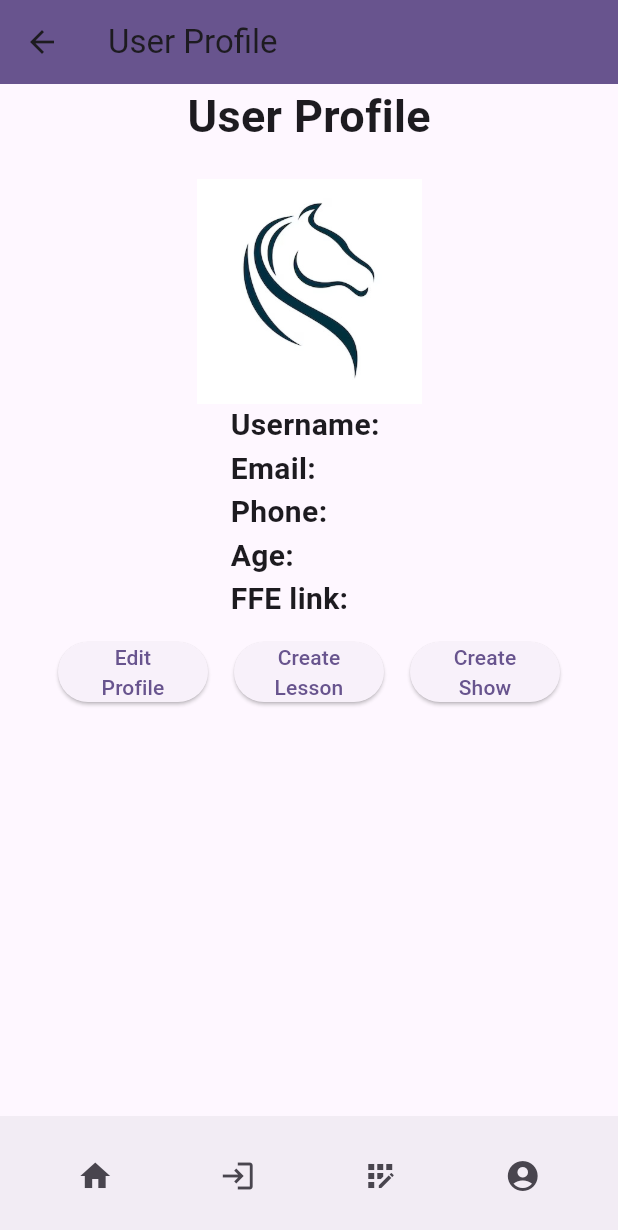
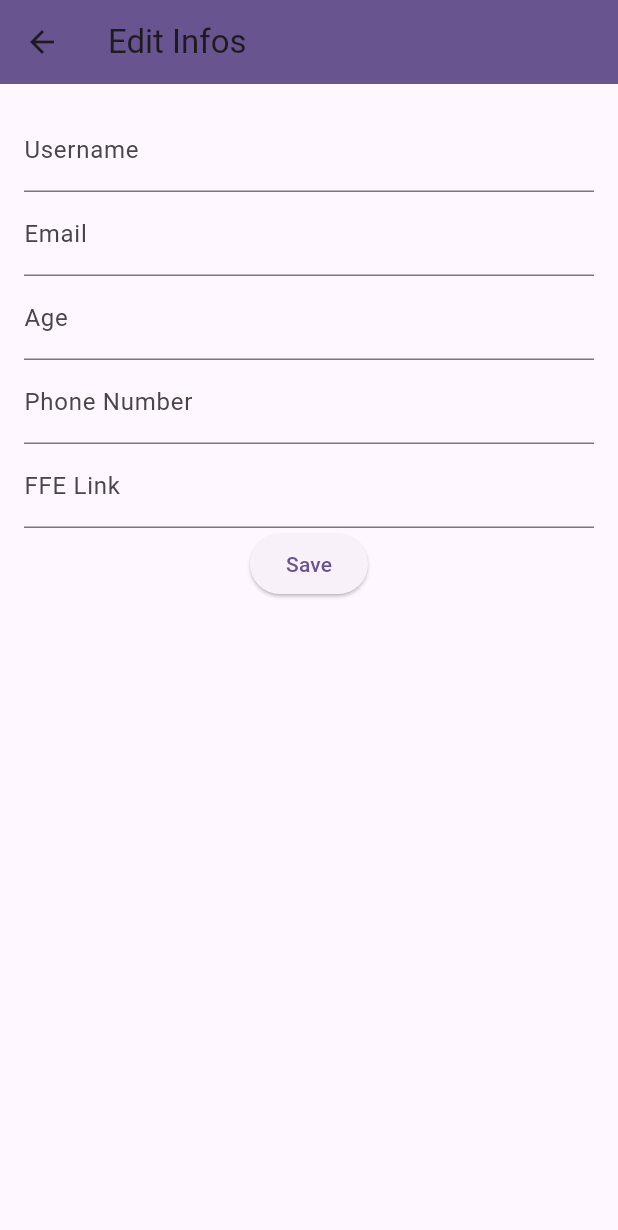
Before and after one commit to Sambachpx/ecurie_app, a Flutter app: the screen it shows after launch, item 2 of the bottom bar chosen, after a tap on the "account circle" icon, after a tap on "Edit Profile", on a phone screen of 412 x 824 dp. Shown: the top 1230 px of the screen. Run offline on Flutter 3.47's test engine with Material 2 defaults, Android fonts, the phone set to English and light mode, and no system bars; our stand-ins replace image_picker; missing offline and left inert: dart:ffi, mongo_dart.

Commit message:
feature - front for the "edit infos" page

```diff
--- /dev/null
+++ b/lib/edit_infos.dart
@@ -0,0 +1,97 @@
+import 'package:flutter/material.dart';
+import 'package:flutter/services.dart';
+
+class EditInfosPage extends StatefulWidget {
+  const EditInfosPage({Key? key}) : super(key: key);
+
+  @override
+  _EditInfosPageState createState() => _EditInfosPageState();
+}
+
+class _EditInfosPageState extends State<EditInfosPage> {
+  final _formKey = GlobalKey<FormState>();
+  final TextEditingController _usernameController = TextEditingController();
+  final TextEditingController _emailController = TextEditingController();
+  final TextEditingController _ageController = TextEditingController();
+  final TextEditingController _phoneNumberController = TextEditingController();
+  final TextEditingController _ffeLinkController = TextEditingController();
+
+  String? _username;
+  String? _email;
+  String? _age;
+  String? _phoneNumber;
+  String? _ffeLink;
+
+  @override
+  Widget build(BuildContext context) {
+    return Scaffold(
+      appBar: AppBar(
+        backgroundColor: Theme.of(context).colorScheme.primary,
+        title: const Text('Edit Infos'),
+      ),
+      body: SingleChildScrollView(
+        child: Padding(
+          padding: const EdgeInsets.all(16.0),
+          child: Form(
+            key: _formKey,
+            child: Column(
+              children: [
+                TextFormField(
+                  controller: _usernameController,
+                  decoration: const InputDecoration(labelText: 'Username'),
+                ),
+                TextFormField(
+                  controller: _emailController,
+                  decoration: const InputDecoration(labelText: 'Email'),
+                ),
+                TextFormField(
+                  controller: _ageController,
+                  decoration: const InputDecoration(labelText: 'Age'),
+                ),
+                TextFormField(
+                  controller: _phoneNumberController,
+                  decoration: const InputDecoration(labelText: 'Phone Number'),
+                  keyboardType: TextInputType.phone,
+                  inputFormatters: <TextInputFormatter>[
+                    FilteringTextInputFormatter.digitsOnly,
+                    LengthLimitingTextInputFormatter(10),
+                  ],
+                ),
+                TextFormField(
+                  controller: _ffeLinkController,
+                  decoration: const InputDecoration(labelText: 'FFE Link'),
+                ),
+                ElevatedButton(
+                  onPressed: () {
+                    if (_formKey.currentState!.validate()) {
+                      // Assign values to variables if the controllers are not empty
+                      _username = _usernameController.text.isNotEmpty
+                          ? _usernameController.text
+                          : null;
+                      _email = _emailController.text.isNotEmpty
+                          ? _emailController.text
+                          : null;
+                      _age = _ageController.text.isNotEmpty ? _ageController.text : null;
+                      _phoneNumber = _phoneNumberController.text.isNotEmpty
+                          ? _phoneNumberController.text
+                          : null;
+                      _ffeLink = _ffeLinkController.text.isNotEmpty
+                          ? _ffeLinkController.text
+                          : null;
+
+                      // Now, you can use the variables _username, _email, _age, _phoneNumber, _ffeLink
+                      // to save the updated information or perform any necessary actions
+
+                      Navigator.pop(context);
+                    }
+                  },
+                  child: const Text('Save'),
+                ),
+              ],
+            ),
+          ),
+        ),
+      ),
+    );
+  }
+}
--- a/lib/user_profile.dart
+++ b/lib/user_profile.dart
@@ -4,6 +4,7 @@ import 'package:ecurie_app/login.dart';
 import 'package:ecurie_app/register.dart';
 import 'package:ecurie_app/create_lesson.dart';
 import 'package:ecurie_app/create_show.dart';
+import 'package:ecurie_app/edit_infos.dart';
 import 'package:ecurie_app/db/db.dart';
 
 class UserProfilePage extends StatefulWidget {
@@ -98,7 +99,7 @@ class _UserProfilePageState extends State<UserProfilePage> {
                                 context,
                                 MaterialPageRoute(
                                     builder: (context) =>
-                                        const UserProfilePage()),
+                                        const EditInfosPage()),
                                 // à changer pour la page d'édition de profil
                               );
                             },
```
